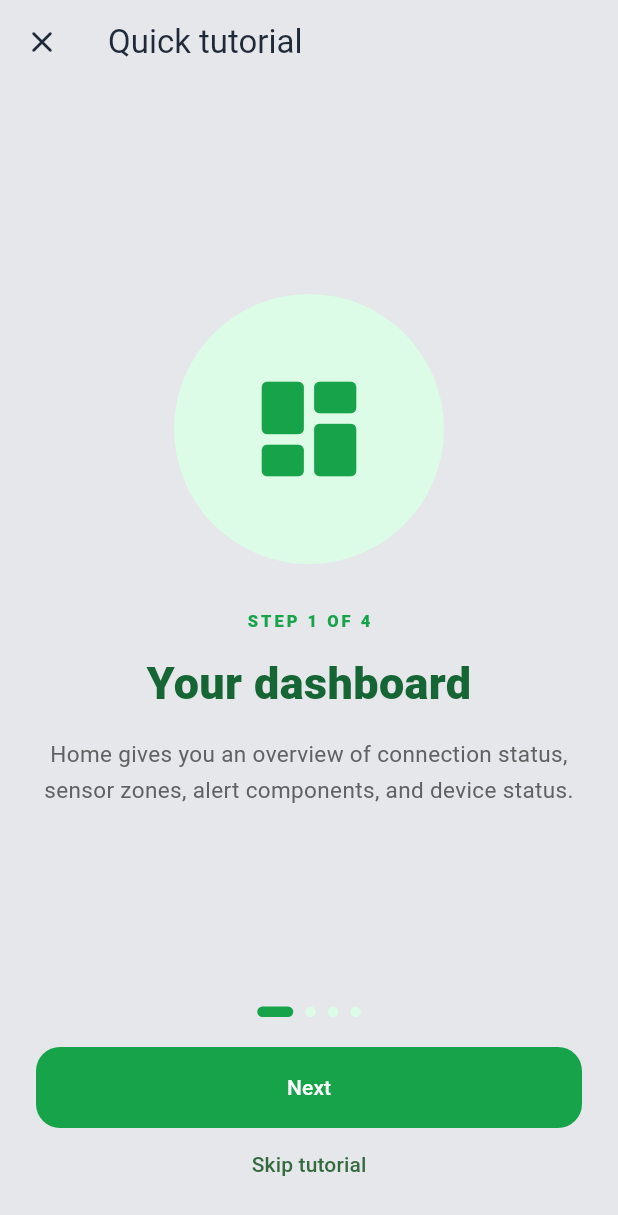
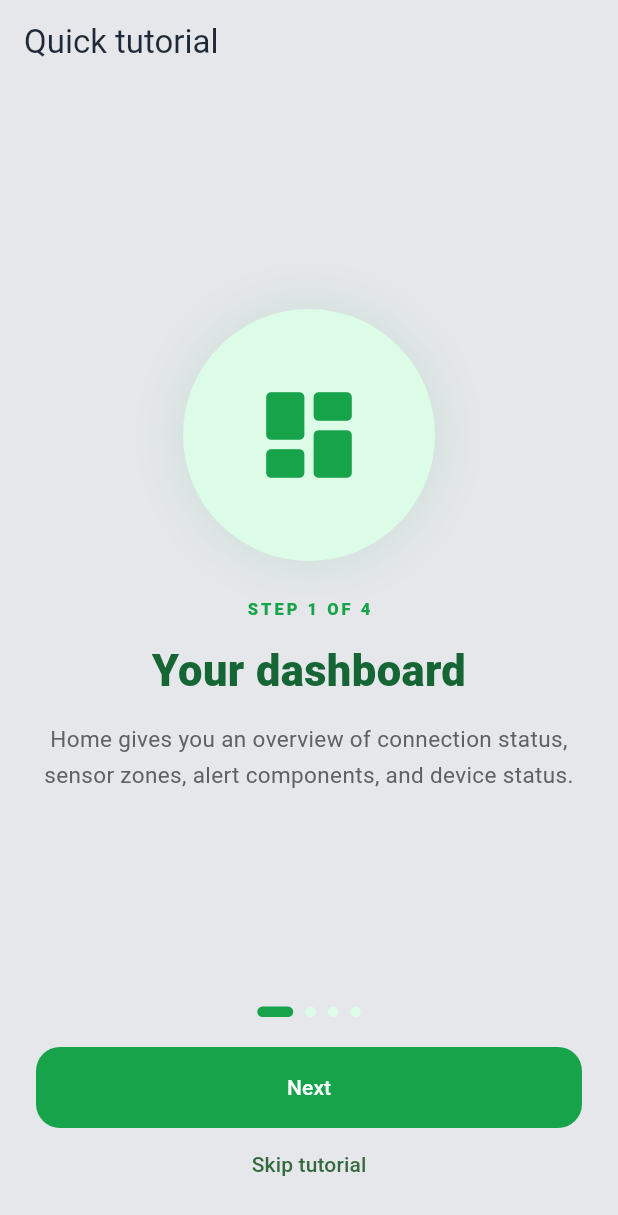
Before and after one commit to johnstephenferrer/smart_cane_app1, a Flutter app: the TutorialScreen screen opened directly, on a phone screen of 412 x 824 dp. Shown: the top 1215 px of the screen. Run offline on Flutter 3.47's test engine with Material 3 defaults, Android fonts, the phone set to English and light mode, and no system bars; our stand-ins replace shared_preferences; missing offline and left inert: flutter_classic_bluetooth; accounts and stored records are empty.

Commit message:
Update tutorial flow and app name

```diff
--- a/lib/main.dart
+++ b/lib/main.dart
@@ -38,7 +38,7 @@ class SmartCaneApp extends StatelessWidget {
   }
 }
 
-// Checks whether onboarding has already been completed.
+// Loads first-launch state, then shows the tutorial before onboarding.
 class AppEntry extends StatefulWidget {
   const AppEntry({super.key});
 
@@ -49,7 +49,7 @@ class AppEntry extends StatefulWidget {
 class _AppEntryState extends State<AppEntry> {
   bool _loading = true;
   bool _firstLaunch = true;
-  bool _routed = false;
+  Widget? _activeScreen;
 
   @override
   void initState() {
@@ -77,26 +77,49 @@ class _AppEntryState extends State<AppEntry> {
   }
 
   void _continue() {
-    if (!mounted || _loading || _routed) return;
-    _routed = true;
-    final Widget destination = _firstLaunch
+    if (!mounted || _loading || _activeScreen != null) return;
+    setState(() {
+      _activeScreen = _firstLaunch
+        ? TutorialScreen(onFinished: _finishTutorial)
+        : const MainShell();
+    });
+  }
+
+  void _finishTutorial() {
+    if (!mounted) return;
+    setState(() {
+      _activeScreen = _firstLaunch
         ? OnboardingScreen(onFinished: _finishOnboarding)
         : const MainShell();
-    Navigator.of(context).pushReplacement(
-      PageRouteBuilder<void>(
-        pageBuilder: (_, animation, secondaryAnimation) => destination,
-        transitionsBuilder: (_, animation, secondaryAnimation, child) =>
-            FadeTransition(opacity: animation, child: child),
-        transitionDuration: const Duration(milliseconds: 350),
-      ),
-    );
-  }
-
-  @override
-  Widget build(BuildContext context) => SplashScreen(
+    });
+  }
+
+  @override
+  Widget build(BuildContext context) {
+    final screen = _activeScreen;
+    if (screen == null) {
+      return SplashScreen(
         onComplete: _continue,
         loadingPreferences: _loading,
       );
+    }
+    return AnimatedSwitcher(
+      duration: const Duration(milliseconds: 360),
+      switchInCurve: Curves.easeOutCubic,
+      switchOutCurve: Curves.easeInCubic,
+      transitionBuilder: (child, animation) => SlideTransition(
+        position: Tween<Offset>(
+          begin: const Offset(0.06, 0),
+          end: Offset.zero,
+        ).animate(animation),
+        child: child,
+      ),
+      child: KeyedSubtree(
+        key: ValueKey(screen.runtimeType),
+        child: screen,
+      ),
+    );
+  }
 }
 
 // -------------------- SPLASH + CODE-DRAWN LOGO --------------------
@@ -117,8 +140,6 @@ class SplashScreen extends StatefulWidget {
 class _SplashScreenState extends State<SplashScreen>
     with SingleTickerProviderStateMixin {
   late final AnimationController _controller;
-  late final Animation<double> _fade;
-  late final Animation<double> _scale;
   bool _called = false;
 
   @override
@@ -126,11 +147,7 @@ class _SplashScreenState extends State<SplashScreen>
     super.initState();
     _controller = AnimationController(
       vsync: this,
-      duration: const Duration(milliseconds: 1200),
-    );
-    _fade = CurvedAnimation(parent: _controller, curve: Curves.easeIn);
-    _scale = Tween<double>(begin: 0.72, end: 1).animate(
-      CurvedAnimation(parent: _controller, curve: Curves.easeOutBack),
+      duration: const Duration(milliseconds: 1800),
     );
     _controller.repeat(reverse: true);
     Future.delayed(const Duration(seconds: 10), () {
@@ -148,34 +165,40 @@ class _SplashScreenState extends State<SplashScreen>
 
   @override
   Widget build(BuildContext context) {
+    final size = MediaQuery.sizeOf(context);
+    final compact = size.height < 700;
+    final logoBox = compact ? 156.0 : 178.0;
+    final logoSize = compact ? 116.0 : 136.0;
+
     return Scaffold(
-      body: Container(
-        color: const Color(0xFF0B0F0D),
+      backgroundColor: const Color(0xFF0B0F0D),
+      body: SizedBox.expand(
+        child: DecoratedBox(
+          decoration: const BoxDecoration(color: Color(0xFF0B0F0D)),
           child: SafeArea(
-          child: FadeTransition(
-            opacity: _fade,
-            child: Column(
-              children: [
-                const Spacer(flex: 3),
-                ScaleTransition(
-                  scale: _scale,
-                  child: AnimatedBuilder(
+            child: LayoutBuilder(
+              builder: (context, constraints) => Column(
+                children: [
+                  const Spacer(flex: 2),
+                  AnimatedBuilder(
                     animation: _controller,
-                    builder: (context, child) => SizedBox(
-                      width: 178,
-                      height: 178,
+                    builder: (context, child) {
+                      final pulse = Curves.easeInOut.transform(_controller.value);
+                      return SizedBox(
+                        width: logoBox,
+                        height: logoBox,
                         child: Stack(
                           alignment: Alignment.center,
                           children: [
                             for (var i = 0; i < 3; i++)
                               Container(
-                              width: 144 + i * 15 + _controller.value * 7,
-                              height: 144 + i * 15 + _controller.value * 7,
+                                width: logoBox * (0.70 + i * 0.12 + pulse * 0.025),
+                                height: logoBox * (0.70 + i * 0.12 + pulse * 0.025),
                                 decoration: BoxDecoration(
                                   shape: BoxShape.circle,
                                   border: Border.all(
                                     color: brightGreen.withValues(
-                                    alpha: 0.16 - i * 0.035,
+                                      alpha: 0.12 + (1 - pulse) * 0.08 - i * 0.025,
                                     ),
                                     width: 1.2,
                                   ),
@@ -184,11 +207,11 @@ class _SplashScreenState extends State<SplashScreen>
                             child!,
                           ],
                         ),
-                    ),
-                    child: const SmartCaneLogo(size: 136),
-                  ),
-                ),
-                const SizedBox(height: 28),
+                      );
+                    },
+                    child: SmartCaneLogo(size: logoSize),
+                  ),
+                  SizedBox(height: compact ? 18 : 28),
                 const Text(
                   'SMART CANE',
                   style: TextStyle(
@@ -230,7 +253,7 @@ class _SplashScreenState extends State<SplashScreen>
                 ),
                   const Spacer(),
                   Padding(
-                  padding: const EdgeInsets.only(bottom: 24),
+                  padding: EdgeInsets.only(bottom: compact ? 12 : 24),
                   child: Text(
                     'SMART CANE  •  MOBILITY COMPANION',
                     textAlign: TextAlign.center,
@@ -242,6 +265,7 @@ class _SplashScreenState extends State<SplashScreen>
                   ),
                 ),
                 ],
+              ),
             ),
           ),
         ),
@@ -1360,11 +1384,8 @@ class _TutorialScreenState extends State<TutorialScreen> {
   Widget build(BuildContext context) {
     return Scaffold(
       appBar: AppBar(
+        automaticallyImplyLeading: false,
         title: const Text('Quick tutorial'),
-        leading: IconButton(
-          icon: const Icon(Icons.close_rounded),
-          onPressed: widget.onFinished,
-        ),
       ),
       body: SafeArea(
         child: Padding(
@@ -1378,19 +1399,46 @@ class _TutorialScreenState extends State<TutorialScreen> {
                   onPageChanged: (i) => setState(() => _index = i),
                   itemBuilder: (context, i) {
                     final step = _steps[i];
-                    return Column(
+                    return LayoutBuilder(
+                      builder: (context, constraints) => SingleChildScrollView(
+                        physics: const BouncingScrollPhysics(),
+                        padding: const EdgeInsets.symmetric(vertical: 16),
+                        child: ConstrainedBox(
+                          constraints: BoxConstraints(minHeight: constraints.maxHeight - 32),
+                          child: Column(
                             mainAxisAlignment: MainAxisAlignment.center,
                             children: [
-                        Container(
-                          width: 180,
-                          height: 180,
-                          decoration: const BoxDecoration(
+                              TweenAnimationBuilder<double>(
+                                key: ValueKey('tutorial-icon-$i'),
+                                tween: Tween(begin: 0.82, end: 1),
+                                duration: const Duration(milliseconds: 480),
+                                curve: Curves.easeOutBack,
+                                builder: (context, scale, child) => Transform.scale(
+                                  scale: scale,
+                                  child: child,
+                                ),
+                                child: Container(
+                                  width: constraints.maxHeight < 560 ? 132 : 168,
+                                  height: constraints.maxHeight < 560 ? 132 : 168,
+                                  decoration: BoxDecoration(
                                     color: lightGreen,
                                     shape: BoxShape.circle,
-                          ),
-                          child: Icon(step.icon, size: 84, color: primaryGreen),
-                        ),
-                        const SizedBox(height: 30),
+                                    boxShadow: [
+                                      BoxShadow(
+                                        color: primaryGreen.withValues(alpha: 0.12),
+                                        blurRadius: 28,
+                                        spreadRadius: 2,
+                                      ),
+                                    ],
+                                  ),
+                                  child: Icon(
+                                    step.icon,
+                                    size: constraints.maxHeight < 560 ? 64 : 76,
+                                    color: primaryGreen,
+                                  ),
+                                ),
+                              ),
+                              const SizedBox(height: 24),
                               Text(
                                 'STEP ${i + 1} OF ${_steps.length}',
                                 style: const TextStyle(
@@ -1401,18 +1449,32 @@ class _TutorialScreenState extends State<TutorialScreen> {
                                 ),
                               ),
                               const SizedBox(height: 12),
-                        Text(
+                              AnimatedSwitcher(
+                                duration: const Duration(milliseconds: 260),
+                                transitionBuilder: (child, animation) => SlideTransition(
+                                  position: Tween<Offset>(
+                                    begin: const Offset(0, 0.12),
+                                    end: Offset.zero,
+                                  ).animate(animation),
+                                  child: FadeTransition(opacity: animation, child: child),
+                                ),
+                                child: Text(
                                   step.title,
+                                  key: ValueKey('tutorial-title-$i'),
                                   textAlign: TextAlign.center,
                                   style: const TextStyle(
                                     color: darkGreen,
-                            fontSize: 30,
+                                    fontSize: 29,
                                     fontWeight: FontWeight.w800,
                                   ),
                                 ),
+                              ),
                               const SizedBox(height: 14),
-                        Text(
+                              AnimatedSwitcher(
+                                duration: const Duration(milliseconds: 300),
+                                child: Text(
                                   step.description,
+                                  key: ValueKey('tutorial-description-$i'),
                                   textAlign: TextAlign.center,
                                   style: TextStyle(
                                     color: Colors.grey.shade700,
@@ -1420,7 +1482,11 @@ class _TutorialScreenState extends State<TutorialScreen> {
                                     fontSize: 15,
                                   ),
                                 ),
-                      ],
+                              ),
+                            ],
+                          ),
+                        ),
+                      ),
                     );
                   },
                 ),
@@ -1445,6 +1511,14 @@ class _TutorialScreenState extends State<TutorialScreen> {
               SizedBox(
                 width: double.infinity,
                 height: 54,
+                child: TweenAnimationBuilder<double>(
+                  tween: Tween(begin: 0.96, end: 1),
+                  duration: const Duration(milliseconds: 220),
+                  curve: Curves.easeOut,
+                  builder: (context, scale, child) => Transform.scale(
+                    scale: scale,
+                    child: child,
+                  ),
                   child: FilledButton(
                     onPressed: _next,
                     style: FilledButton.styleFrom(
@@ -1453,7 +1527,14 @@ class _TutorialScreenState extends State<TutorialScreen> {
                         borderRadius: BorderRadius.circular(16),
                       ),
                     ),
-                  child: Text(_index == _steps.length - 1 ? 'Finish tutorial' : 'Next'),
+                    child: AnimatedSwitcher(
+                      duration: const Duration(milliseconds: 180),
+                      child: Text(
+                        _index == _steps.length - 1 ? 'Finish tutorial' : 'Next',
+                        key: ValueKey(_index == _steps.length - 1),
+                      ),
+                    ),
+                  ),
                 ),
               ),
               TextButton(
```
Also changed, not shown: 1 other file. Lines whose indentation alone changed are shown as unchanged.
